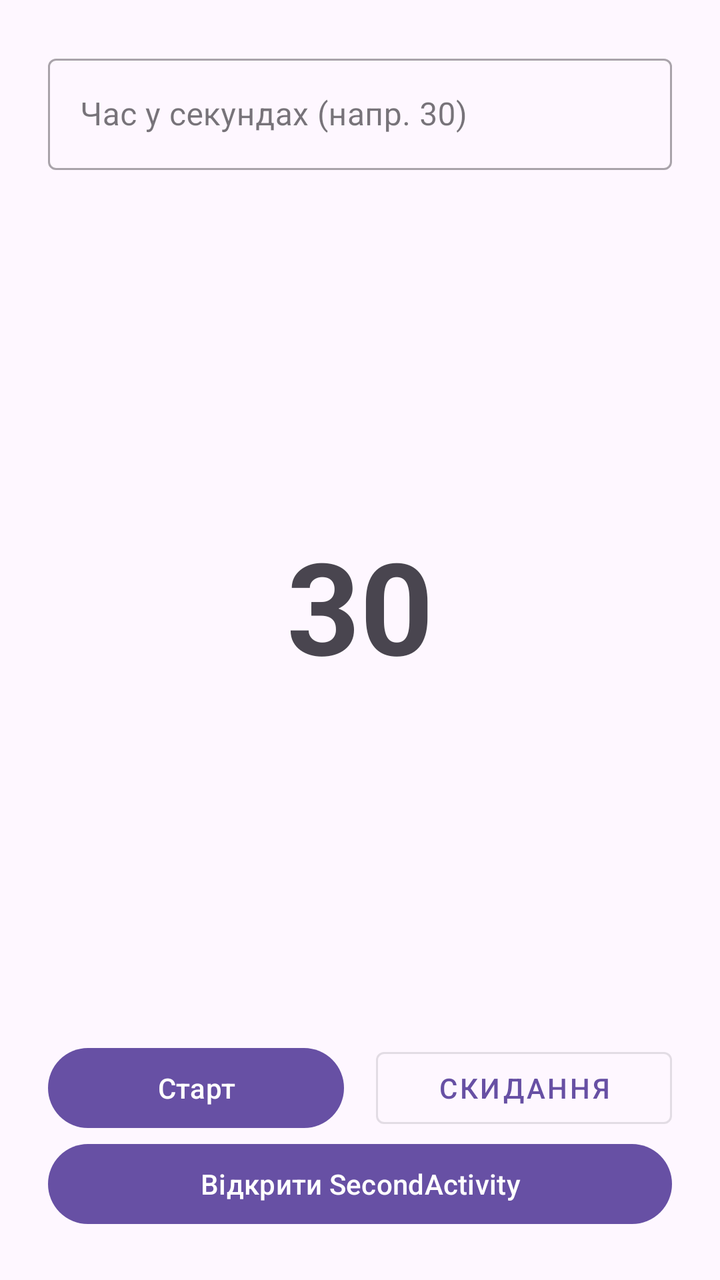
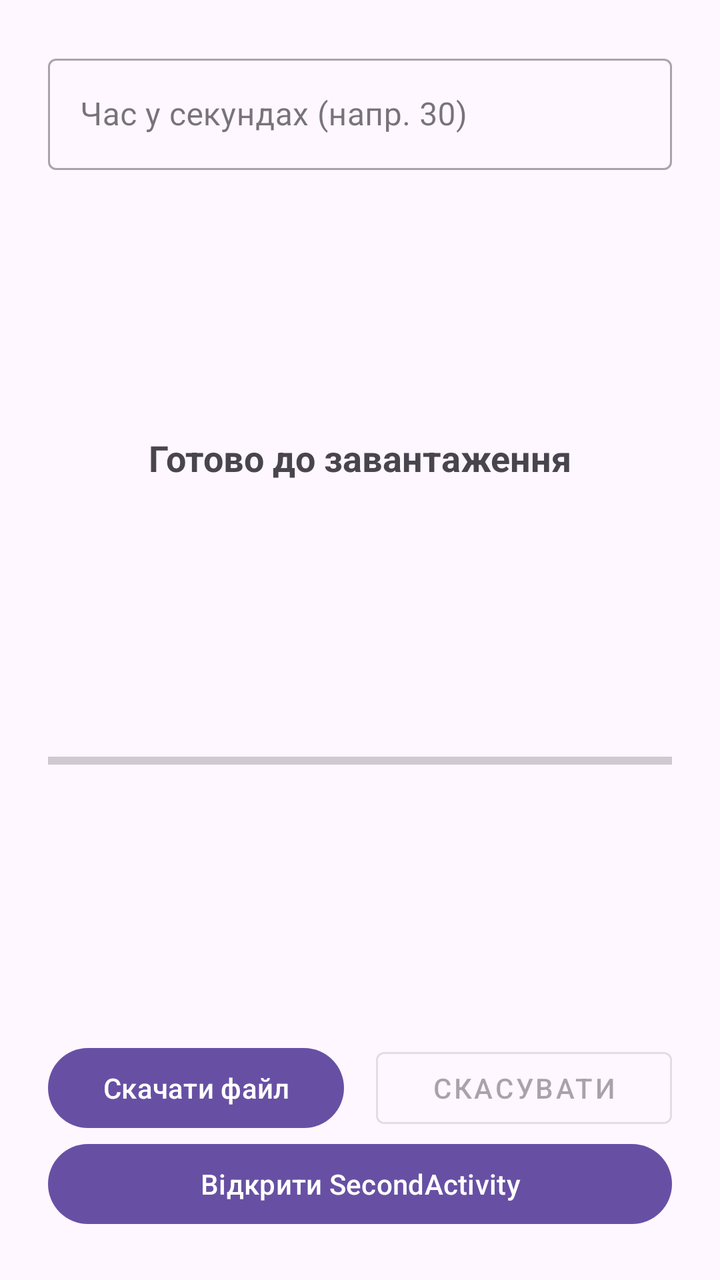

An Android layout rendered at two revisions. The XML below is the earlier revision; the diff shows what the commit changed to produce the second picture.
<!-- AndroidManifest.xml: application theme Theme.FirstApplication -->
<!-- res/layout/activity_main.xml -->
<?xml version="1.0" encoding="utf-8"?>
<androidx.constraintlayout.widget.ConstraintLayout
    xmlns:android="http://schemas.android.com/apk/res/android"
    xmlns:app="http://schemas.android.com/apk/res-auto"
    android:layout_width="match_parent"
    android:layout_height="match_parent"
    android:padding="24dp">

    
    <com.google.android.material.textfield.TextInputLayout
        android:id="@+id/inputLayout"
        style="@style/Widget.MaterialComponents.TextInputLayout.OutlinedBox"
        android:layout_width="match_parent"
        android:layout_height="wrap_content"
        android:hint="Час у секундах (напр. 30)"
        app:layout_constraintTop_toTopOf="parent">

        <com.google.android.material.textfield.TextInputEditText
            android:id="@+id/etSecondsInput"
            android:layout_width="match_parent"
            android:layout_height="wrap_content"
            android:inputType="number" />
    </com.google.android.material.textfield.TextInputLayout>

    
    <TextView
        android:id="@+id/tvTimer"
        android:layout_width="wrap_content"
        android:layout_height="wrap_content"
        android:text="30"
        android:textSize="64sp"
        android:textStyle="bold"
        app:layout_constraintBottom_toTopOf="@+id/btnStart"
        app:layout_constraintEnd_toEndOf="parent"
        app:layout_constraintStart_toStartOf="parent"
        app:layout_constraintTop_toBottomOf="@id/inputLayout" />

    
    <Button
        android:id="@+id/btnStart"
        android:layout_width="0dp"
        android:layout_height="wrap_content"
        android:layout_marginEnd="8dp"
        android:text="Старт"
        app:layout_constraintBottom_toTopOf="@+id/btnOpenSecond"
        app:layout_constraintEnd_toStartOf="@+id/btnReset"
        app:layout_constraintStart_toStartOf="parent" />

    
    <Button
        android:id="@+id/btnReset"
        style="@style/Widget.MaterialComponents.Button.OutlinedButton"
        android:layout_width="0dp"
        android:layout_height="wrap_content"
        android:layout_marginStart="8dp"
        android:text="Скидання"
        app:layout_constraintBottom_toTopOf="@+id/btnOpenSecond"
        app:layout_constraintEnd_toEndOf="parent"
        app:layout_constraintStart_toEndOf="@+id/btnStart" />

    
    <Button
        android:id="@+id/btnOpenSecond"
        android:layout_width="match_parent"
        android:layout_height="wrap_content"
        android:text="Відкрити SecondActivity"
        android:layout_marginTop="16dp"
        app:layout_constraintBottom_toBottomOf="parent" />

</androidx.constraintlayout.widget.ConstraintLayout>
<!-- resources referenced by this layout -->
<resources>
  <style name="Theme.FirstApplication" parent="Base.Theme.FirstApplication" />
  <style name="Base.Theme.FirstApplication" parent="Theme.Material3.DayNight.NoActionBar">
          
          
      </style>
</resources>

<!-- the commit's change to res/layout/activity_main.xml (unified diff, before → after) -->
@@ -13,7 +13,9 @@
         android:layout_width="match_parent"
         android:layout_height="wrap_content"
         android:hint="Час у секундах (напр. 30)"
-        app:layout_constraintTop_toTopOf="parent">
+        app:layout_constraintTop_toTopOf="parent"
+        app:layout_constraintStart_toStartOf="parent"
+        app:layout_constraintEnd_toEndOf="parent">
 
         <com.google.android.material.textfield.TextInputEditText
             android:id="@+id/etSecondsInput"
@@ -24,39 +26,53 @@
 
     
     <TextView
-        android:id="@+id/tvTimer"
+        android:id="@+id/tvStatus"
         android:layout_width="wrap_content"
         android:layout_height="wrap_content"
-        android:text="30"
-        android:textSize="64sp"
+        android:text="Готово до завантаження"
+        android:textSize="18sp"
         android:textStyle="bold"
-        app:layout_constraintBottom_toTopOf="@+id/btnStart"
-        app:layout_constraintEnd_toEndOf="parent"
+        app:layout_constraintTop_toBottomOf="@id/inputLayout"
+        app:layout_constraintBottom_toTopOf="@+id/progressBar"
         app:layout_constraintStart_toStartOf="parent"
-        app:layout_constraintTop_toBottomOf="@id/inputLayout" />
+        app:layout_constraintEnd_toEndOf="parent" />
+
+    
+    <ProgressBar
+        android:id="@+id/progressBar"
+        style="?android:attr/progressBarStyleHorizontal"
+        android:layout_width="match_parent"
+        android:layout_height="wrap_content"
+        android:max="100"
+        android:progress="0"
+        app:layout_constraintTop_toBottomOf="@id/tvStatus"
+        app:layout_constraintBottom_toTopOf="@+id/btnDownload"
+        app:layout_constraintStart_toStartOf="parent"
+        app:layout_constraintEnd_toEndOf="parent" />
 
     
     <Button
-        android:id="@+id/btnStart"
+        android:id="@+id/btnDownload"
         android:layout_width="0dp"
         android:layout_height="wrap_content"
         android:layout_marginEnd="8dp"
-        android:text="Старт"
+        android:text="Скачати файл"
         app:layout_constraintBottom_toTopOf="@+id/btnOpenSecond"
-        app:layout_constraintEnd_toStartOf="@+id/btnReset"
+        app:layout_constraintEnd_toStartOf="@+id/btnCancel"
         app:layout_constraintStart_toStartOf="parent" />
 
     
     <Button
-        android:id="@+id/btnReset"
+        android:id="@+id/btnCancel"
         style="@style/Widget.MaterialComponents.Button.OutlinedButton"
         android:layout_width="0dp"
         android:layout_height="wrap_content"
         android:layout_marginStart="8dp"
-        android:text="Скидання"
+        android:enabled="false"
+        android:text="Скасувати"
         app:layout_constraintBottom_toTopOf="@+id/btnOpenSecond"
         app:layout_constraintEnd_toEndOf="parent"
-        app:layout_constraintStart_toEndOf="@+id/btnStart" />
+        app:layout_constraintStart_toEndOf="@+id/btnDownload" />
 
     
     <Button
@@ -65,6 +81,8 @@
         android:layout_height="wrap_content"
         android:text="Відкрити SecondActivity"
         android:layout_marginTop="16dp"
-        app:layout_constraintBottom_toBottomOf="parent" />
+        app:layout_constraintBottom_toBottomOf="parent"
+        app:layout_constraintStart_toStartOf="parent"
+        app:layout_constraintEnd_toEndOf="parent" />
 
 </androidx.constraintlayout.widget.ConstraintLayout>
